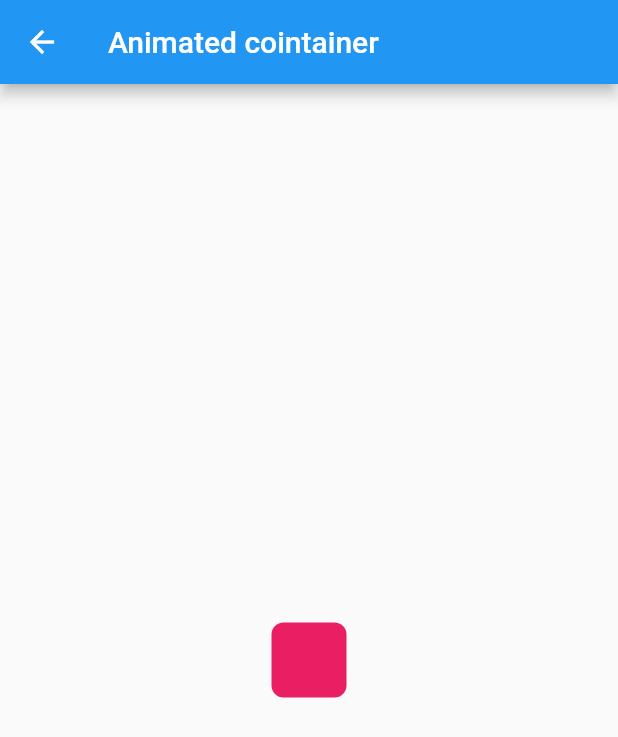
After one commit to Leningsv/curso_flutter, a Flutter app: the screen it shows after launch, after a tap on "Animated Container", on a phone screen of 412 x 824 dp. The commit adds this screen. Shown: the top 737 px of the screen. Run offline on Flutter 3.47's test engine with Material 2 defaults, Android fonts, the phone set to English and light mode, and no system bars; network calls fail.

Commit message:
no message

```diff
--- a/components_flutter/data/menu_opts.json
+++ b/components_flutter/data/menu_opts.json
@@ -15,6 +15,11 @@
             "ruta" : "card",
             "icon" : "folder_open",
             "texto": "Cards - Tarjetas"
+        },
+        {
+            "ruta" : "animatedContainer",
+            "icon" : "donut_large",
+            "texto": "Animated Container"
         }
     ]
 }
--- /dev/null
+++ b/components_flutter/lib/src/pages/animated_container_page.dart
@@ -0,0 +1,34 @@
+import 'package:flutter/material.dart';
+
+class AnimatedContainerPage extends StatefulWidget {
+  @override
+  _AnimatedContainerPageState createState() {
+    return new _AnimatedContainerPageState();
+  }
+}
+
+class _AnimatedContainerPageState extends State<AnimatedContainerPage> {
+  double _width = 50.0;
+  double _height = 50.0;
+  Color _color = Colors.pink;
+  BorderRadius _borderRadius = BorderRadius.circular(8.0);
+
+  @override
+  Widget build(BuildContext context) {
+    return Scaffold(
+      appBar: AppBar(
+        title: Text('Animated cointainer'),
+      ),
+      body: Center(
+        child: Container(
+          width: this._width,
+          height: this._height,
+          decoration: BoxDecoration(
+            borderRadius: this._borderRadius,
+            color: this._color
+          ),
+        ),
+      ),
+    );
+  }
+}
--- a/components_flutter/lib/src/routes/routes.dart
+++ b/components_flutter/lib/src/routes/routes.dart
@@ -1,4 +1,5 @@
 import 'package:components_flutter/src/pages/alert_page.dart';
+import 'package:components_flutter/src/pages/animated_container_page.dart';
 import 'package:components_flutter/src/pages/avatar_page.dart';
 import 'package:components_flutter/src/pages/card_page.dart';
 import 'package:components_flutter/src/pages/home_page.dart';
@@ -9,6 +10,7 @@ Map<String, WidgetBuilder> getApplicationRoutes() {
     '/': (BuildContext context) => new HomePage(),
     'alert': (BuildContext context) => new AlertPage(),
     'avatar': (BuildContext context) => new AvatarPage(),
-    'card': (BuildContext context) => new CardPage()
+    'card': (BuildContext context) => new CardPage(),
+    'animatedContainer': (BuildContext context) => new AnimatedContainerPage()
   };
 }
--- a/components_flutter/lib/src/utils/icon_string_util.dart
+++ b/components_flutter/lib/src/utils/icon_string_util.dart
@@ -5,6 +5,7 @@ final _icons = <String, IconData> {
   'add_alert': Icons.add_alert,
   'accessibility': Icons.accessibility,
   'folder_open': Icons.folder_open,
+  'donut_large': Icons.donut_large,
 };
 
 Icon getIcon(String iconName) {
```
